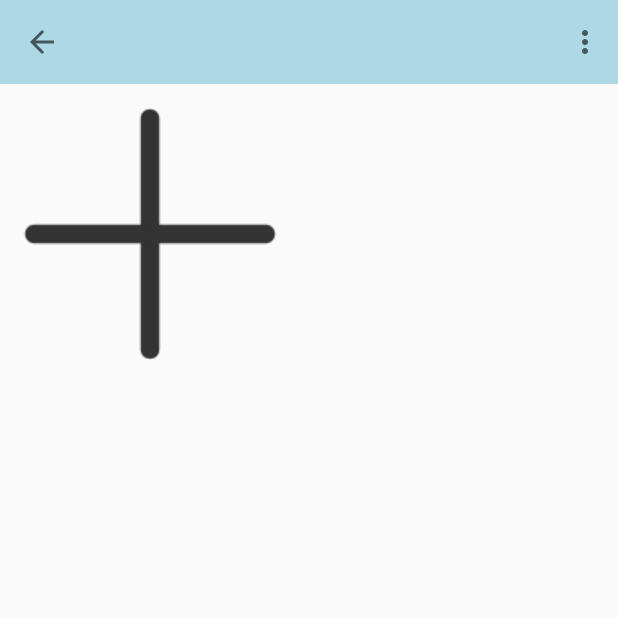
After one commit to X-G-Y/TuYu, an Android app: the DocumentActivity screen opened directly, with no data from a screen before it, on a phone screen of 412 x 824 dp, the top half of it. The commit adds this screen. Run offline under Robolectric (Android 15) with nearby library versions, the phone set to English and light mode, and no system bars.

Commit message:
增加了读取手机本地内存的权限，以及点击分类后可以选择图片添加到相应分类中（假的，还没做出来

```diff
--- /dev/null
+++ b/app/src/main/java/com/example/start/DocumentActivity.java
@@ -0,0 +1,122 @@
+package com.example.start;
+
+import android.Manifest;
+import android.content.Intent;
+import android.content.pm.PackageManager;
+import android.database.Cursor;
+import android.graphics.Bitmap;
+import android.graphics.BitmapFactory;
+import android.net.Uri;
+import android.os.Bundle;
+import android.provider.MediaStore;
+import android.view.Menu;
+import android.view.MenuItem;
+import android.widget.ImageView;
+
+import androidx.appcompat.app.AppCompatActivity;
+import androidx.appcompat.widget.Toolbar;
+import androidx.core.app.ActivityCompat;
+import androidx.core.content.ContextCompat;
+
+import java.util.Objects;
+
+public class DocumentActivity extends AppCompatActivity {
+
+    private static final int IMAGE_REQUEST_CODE = 1;
+    //int IMAGE_REQUEST_CODE = 1;
+    String path;
+    ImageView imageView;
+
+    @Override
+    protected void onCreate(Bundle savedInstanceState) {
+        super.onCreate(savedInstanceState);
+        setContentView(R.layout.activity_document);
+        Toolbar toolbarr = findViewById(R.id.documentToolbar);
+        imageView = findViewById(R.id.ImageForText);
+
+
+        setSupportActionBar(toolbarr);
+        //设置返回键可用
+        getSupportActionBar().setHomeButtonEnabled(true);
+        //显示返回键
+        Objects.requireNonNull(getSupportActionBar()).setDisplayHomeAsUpEnabled(true);
+        //不显示标题
+        getSupportActionBar().setDisplayShowTitleEnabled(false);
+    }
+
+
+
+    @Override
+    public boolean onCreateOptionsMenu(Menu menu) {
+        // 获取menu
+        getMenuInflater().inflate(R.menu.menuindocument, menu);
+        // 设置SearchView
+        MenuItem menuItem = menu.findItem(R.id.AddPicture);
+        return true;
+    }
+
+
+
+    @Override
+    public boolean onOptionsItemSelected(MenuItem item) {
+        switch (item.getItemId()) {
+            case R.id.AddPicture:
+                // User chose the "Settings" item, show the app settings UI...
+                //在这里跳转到手机系统相册里面
+                Intent intent = new Intent(
+                        Intent.ACTION_PICK,
+                        android.provider.MediaStore.Images.Media.EXTERNAL_CONTENT_URI);
+                startActivityForResult(intent, IMAGE_REQUEST_CODE);
+                return true;
+
+            case R.id.home:
+                finish();
+                return true;
+
+
+
+            default:
+                // If we got here, the user's action was not recognized.
+                // Invoke the superclass to handle it.
+                return super.onOptionsItemSelected(item);
+
+        }
+    }
+    @Override
+    protected void onActivityResult(int requestCode, int resultCode, Intent data) {
+
+        super.onActivityResult(requestCode, resultCode, data);
+        //在相册里面选择好相片之后调回到现在的这个activity中
+        switch (requestCode) {
+            case IMAGE_REQUEST_CODE://这里的requestCode是我自己设置的，就是确定返回到那个Activity的标志
+                if (resultCode == RESULT_OK) {//resultcode是setResult里面设置的code值
+                    try {
+                        Uri selectedImage = data.getData(); //获取系统返回的照片的Uri
+                        String[] filePathColumn = {MediaStore.Images.Media.DATA};
+                        Cursor cursor = getContentResolver().query(selectedImage,
+                                filePathColumn, null, null, null);//从系统表中查询指定Uri对应的照片
+                        cursor.moveToFirst();
+                        int columnIndex = cursor.getColumnIndex(filePathColumn[0]);
+                        path = cursor.getString(columnIndex);  //获取照片路径
+                        cursor.close();
+                        Bitmap bitmap = BitmapFactory.decodeFile(path);
+                        if (ContextCompat.checkSelfPermission(DocumentActivity.this, Manifest.permission.WRITE_EXTERNAL_STORAGE)
+                                != PackageManager.PERMISSION_GRANTED) {
+                            ActivityCompat.requestPermissions(DocumentActivity.this, new String[]{
+                                    Manifest.permission.WRITE_EXTERNAL_STORAGE}, 2);
+                        } else {
+                            imageView.setImageBitmap(bitmap);
+                        }
+
+                    } catch (Exception e) {
+                        // TODO Auto-generatedcatch block
+                        e.printStackTrace();
+                    }
+                }
+                break;
+        }
+    }
+
+
+
+}
--- /dev/null
+++ b/app/src/main/res/layout/activity_document.xml
@@ -0,0 +1,39 @@
+<?xml version="1.0" encoding="utf-8"?>
+<androidx.constraintlayout.widget.ConstraintLayout xmlns:android="http://schemas.android.com/apk/res/android"
+    xmlns:app="http://schemas.android.com/apk/res-auto"
+    xmlns:tools="http://schemas.android.com/tools"
+    android:layout_width="match_parent"
+    android:layout_height="match_parent"
+    tools:context=".DocumentActivity">
+
+
+    <LinearLayout
+        android:layout_width="match_parent"
+        android:layout_height="match_parent"
+        android:orientation="vertical"
+        tools:layout_editor_absoluteX="0dp"
+        tools:layout_editor_absoluteY="0dp">
+
+        <androidx.appcompat.widget.Toolbar
+            android:id="@+id/documentToolbar"
+            android:layout_width="match_parent"
+            android:layout_height="wrap_content"
+            android:background="@color/lightblue"
+            app:popupTheme="@style/OverflowMenuStyle">
+
+            <TextView
+                android:id="@+id/TextViewInDocuemnt"
+                android:layout_width="wrap_content"
+                android:layout_height="wrap_content" />
+
+
+        </androidx.appcompat.widget.Toolbar>
+
+        <ImageView
+            android:id="@+id/ImageForText"
+            android:layout_width="wrap_content"
+            android:layout_height="wrap_content"
+            android:src="@drawable/addicon" />
+
+    </LinearLayout>
+</androidx.constraintlayout.widget.ConstraintLayout>
--- /dev/null
+++ b/app/src/main/res/menu/menuindocument.xml
@@ -0,0 +1,10 @@
+<?xml version="1.0" encoding="utf-8"?>
+<menu xmlns:app="http://schemas.android.com/apk/res-auto"
+    xmlns:android="http://schemas.android.com/apk/res/android">
+
+    <item android:id="@+id/AddPicture"
+        android:title="添加照片"
+        app:showAsAction="never"/>
+
+
+</menu>
--- a/app/src/main/res/values/styles.xml
+++ b/app/src/main/res/values/styles.xml
@@ -13,7 +13,10 @@
         <item name="windowNoTitle">true</item>
     </style>
     <!-- 不含Action的格式-->
-    <style name="AppCompatTheme" parent="Theme.AppCompat.Light.NoActionBar" />
+    <style name="AppCompatTheme" parent="Theme.AppCompat.Light.NoActionBar">
+        <item name="actionOverflowMenuStyle">@style/OverflowMenuStyle</item>
+    </style>
+
 
     <style name="AppTheme.AppBarOverlay" parent="ThemeOverlay.AppCompat.Dark.ActionBar" />
 
@@ -28,4 +31,22 @@
 
     <style name="PopupOverlay" parent="ThemeOverlay.AppCompat.Light" />
 
+
+
+    <!--溢出[弹出]菜单样式 parent相当于继承【可以不要parent】-->
+    <style name="OverflowMenuStyle" parent="@style/Widget.AppCompat.PopupMenu.Overflow">
+        <!-- 是否覆盖锚点，默认为true，即盖住Toolbar -->
+        <item name="overlapAnchor">false</item>
+        <item name="android:dropDownWidth">wrap_content</item>
+        <item name="android:paddingRight">5dp</item>
+        <!-- 弹出层背景颜色 -->
+        <item name="android:popupBackground">@color/darkturquoise</item>
+        <!-- 弹出层垂直方向上的偏移，即在竖直方向上距离Toolbar的距离，值为负则会盖住Toolbar -->
+        <item name="android:dropDownVerticalOffset">5dp</item>
+        <!-- 弹出层水平方向上的偏移，即距离屏幕左边的距离，负值会导致右边出现空隙 -->
+        <item name="android:dropDownHorizontalOffset">0dp</item>
+        <!-- 设置弹出菜单文字颜色 -->
+        <item name="android:textColor">@color/white</item>
+    </style>
+
 </resources>
```
Also changed, not shown: app/src/main/AndroidManifest.xml (+12 -5 lines), app/src/main/java/com/example/start/Fragment2.java (+12 -0 lines), app/src/main/java/com/example/start/MyRecyclerviewAdapter.java (+14 -2 lines), app/src/main/java/com/example/start/basic.java (+13 -0 lines).
